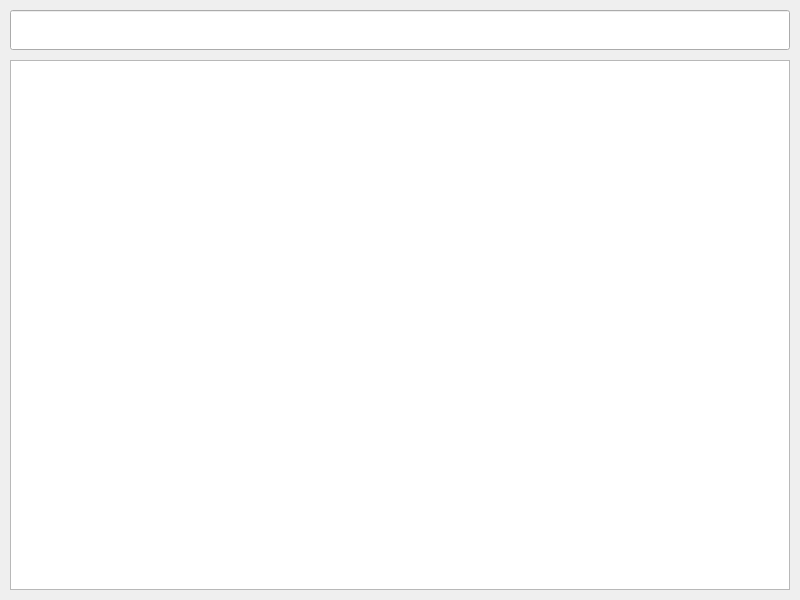
Above: doors/doors.ui from nulijiabei/doors before the change. Below: the same form after it.
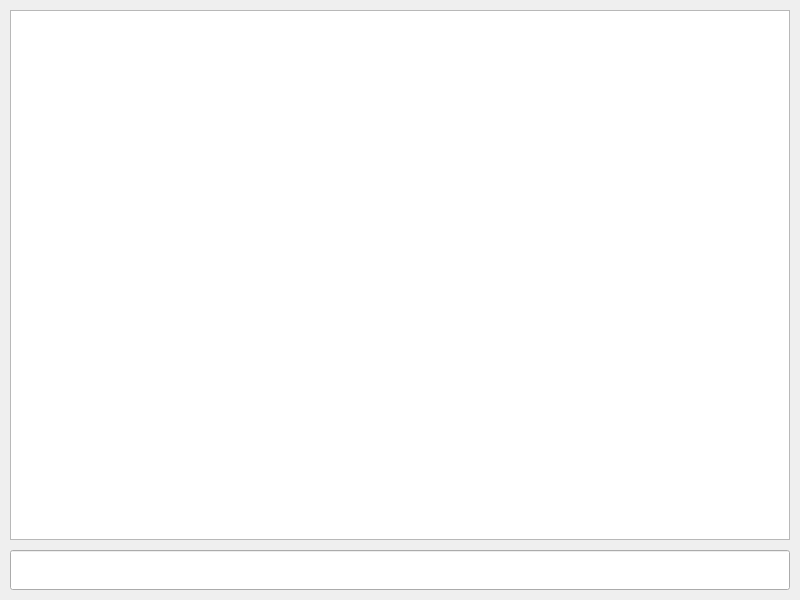
That is the form after the change.

```diff
--- a/doors/doors.ui
+++ b/doors/doors.ui
@@ -18,7 +18,7 @@
     <property name="geometry">
      <rect>
       <x>10</x>
-      <y>60</y>
+      <y>10</y>
       <width>780</width>
       <height>530</height>
      </rect>
@@ -28,7 +28,7 @@
     <property name="geometry">
      <rect>
       <x>10</x>
-      <y>10</y>
+      <y>550</y>
       <width>780</width>
       <height>40</height>
      </rect>
```
Left out of the diff: 2 changed lines with no effect on the pictures.
